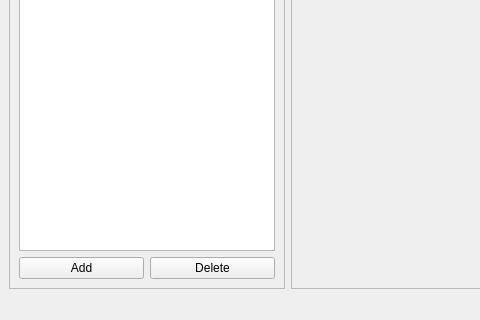
farzadasgari/PDFPyMerger, file gui.ui: the form before one commit; both pictures show x 0 to 480 and y 280 to 600 of the 800 by 600 pixel window.
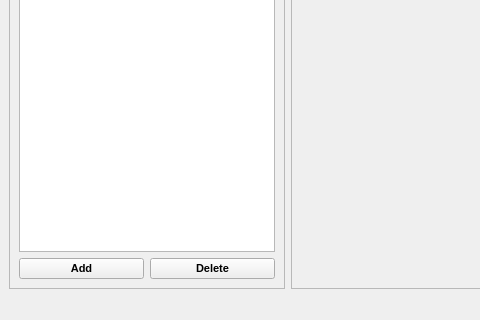
The form after the commit. Icons and pictures are not drawn.

Commit message: Updating Add & Delete Font Weight. Changed From \R\ to \B\

Diff of the .ui file:
```diff
--- a/gui.ui
+++ b/gui.ui
@@ -57,6 +57,12 @@
         <layout class="QHBoxLayout" name="listButtons">
          <item>
           <widget class="QPushButton" name="addPDFButton">
+           <property name="font">
+            <font>
+             <pointsize>8</pointsize>
+             <bold>true</bold>
+            </font>
+           </property>
            <property name="cursor">
             <cursorShape>PointingHandCursor</cursorShape>
            </property>
@@ -80,6 +86,12 @@
          </item>
          <item>
           <widget class="QPushButton" name="deletePDFButton">
+           <property name="font">
+            <font>
+             <pointsize>8</pointsize>
+             <bold>true</bold>
+            </font>
+           </property>
            <property name="cursor">
             <cursorShape>PointingHandCursor</cursorShape>
            </property>
```
